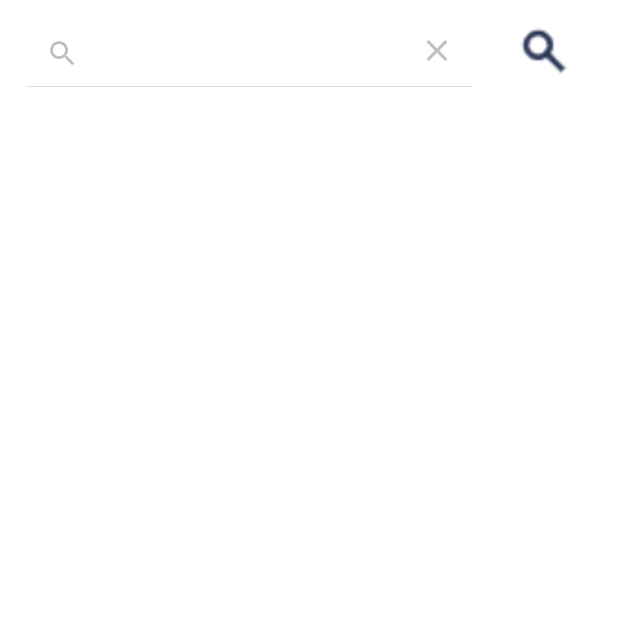
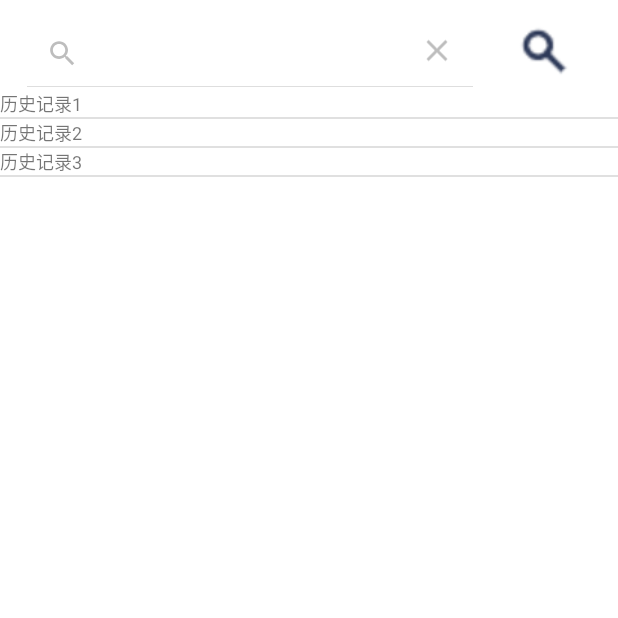
Before and after one commit to gaga666/android_test, an Android app: the search screen opened directly, with no data from a screen before it, after a tap on "Search", on a phone screen of 412 x 824 dp, the top half of it. Run offline under Robolectric (Android 15) with nearby library versions, the phone set to English and light mode, and no system bars.

Commit message:
新增搜索模块

```diff
--- a/app/src/main/java/com/example/charge/fragment/addFragment.java
+++ b/app/src/main/java/com/example/charge/fragment/addFragment.java
@@ -69,6 +69,5 @@ public class addFragment extends Fragment {
     @Override
     public void onViewCreated(@NonNull View view, @Nullable Bundle savedInstanceState) {
         super.onViewCreated(view, savedInstanceState);
-        bar_add_text = view.findViewById(R.id.bar_add_text);
     }
 }
--- a/app/src/main/java/com/example/charge/search.java
+++ b/app/src/main/java/com/example/charge/search.java
@@ -1,14 +1,24 @@
 package com.example.charge;
 
 import android.os.Bundle;
+import android.text.TextUtils;
 import android.widget.ImageView;
+import android.widget.ListView;
 import android.widget.SearchView;
+import android.widget.SimpleAdapter;
 
 import androidx.appcompat.app.AppCompatActivity;
+
+import java.util.ArrayList;
+import java.util.HashMap;
+import java.util.List;
+import java.util.Map;
 
 public class search extends AppCompatActivity {
     ImageView search_search;
     SearchView search_edit;
+    ListView search_list;
+    SimpleAdapter simpleAdapter;
     @Override
     protected void onCreate(Bundle savedInstanceState) {
         super.onCreate(savedInstanceState);
@@ -18,9 +28,36 @@ public class search extends AppCompatActivity {
     private void initView(){
         search_search = findViewById(R.id.search_search);
         search_edit = findViewById(R.id.search_edit);
-        onClick();
+        search_list = findViewById(R.id.search_list);
+        simpleAdapter = new SimpleAdapter(this,getData(),R.layout.search_list,new String[]{"text"},new int[]{R.id.search_list_text});
+        search_list.setAdapter(simpleAdapter);
+        search_list.setTextFilterEnabled(true);
+        search_edit.setOnQueryTextListener(new SearchView.OnQueryTextListener() {
+            @Override
+            public boolean onQueryTextSubmit(String s) {
+                return false;
+            }
+
+            @Override
+            public boolean onQueryTextChange(String s) {
+                if(!TextUtils.isEmpty(s)){
+                    search_list.setFilterText(s);
+                }else {
+                    search_list.clearTextFilter();
+                }
+                return false;
+            }
+        });
     }
-    private void onClick(){
+    private List<Map<String,Object>> getData(){
+        String[] text = {"历史记录1","历史记录2","历史记录3"};
+        List<Map<String,Object>> list = new ArrayList<>();
+        for (int i = 0; i < 3; i++) {
+            Map map = new HashMap();
+            map.put("text",text[i]);
+            list.add(map);
+        }
+        return list;
+    }
 
-    }
 }
--- /dev/null
+++ b/app/src/main/res/layout/search_list.xml
@@ -0,0 +1,14 @@
+<?xml version="1.0" encoding="utf-8"?>
+<androidx.constraintlayout.widget.ConstraintLayout xmlns:android="http://schemas.android.com/apk/res/android"
+    xmlns:tools="http://schemas.android.com/tools"
+    android:layout_width="match_parent"
+    android:layout_height="match_parent">
+
+    <TextView
+        android:id="@+id/search_list_text"
+        android:layout_width="match_parent"
+        android:layout_height="wrap_content"
+        tools:ignore="MissingConstraints"
+        android:textSize="12sp"/>
+
+</androidx.constraintlayout.widget.ConstraintLayout>
```
Also changed, not shown: app/src/main/java/com/example/charge/fragment/personalFragment.java (+8 -3 lines).
